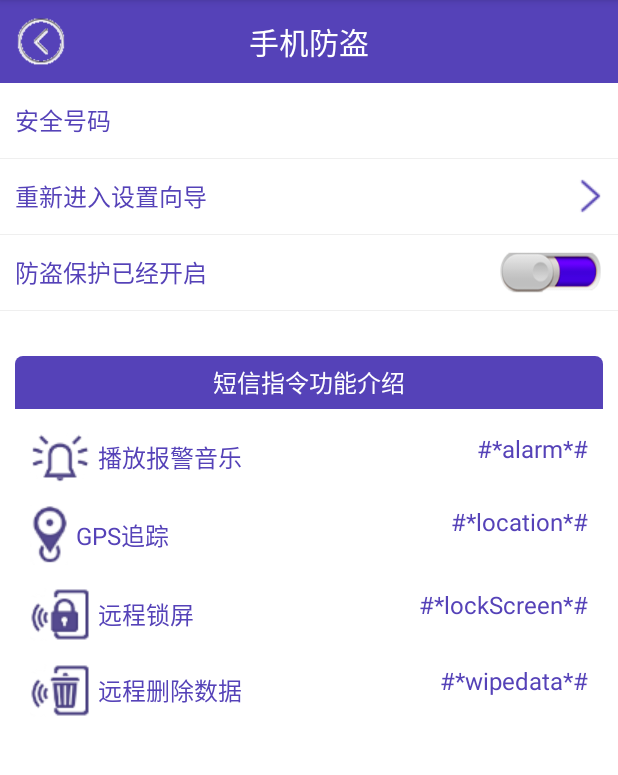
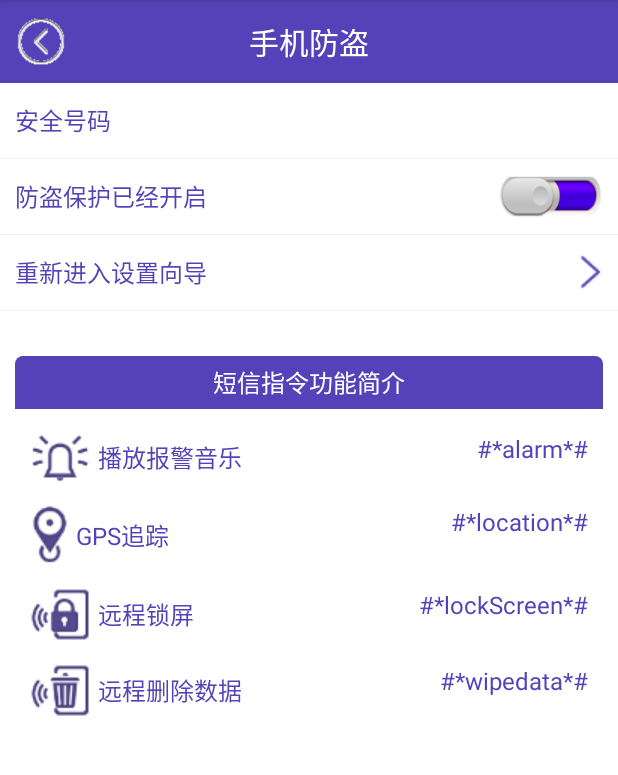
Before and after one commit to MelaJia/MobileGuard, an Android app: the LostFindActivity screen opened directly, with no data from a screen before it, on a phone screen of 412 x 824 dp, the part 84-859 px from its top. Run offline under Robolectric (Android 15) with nearby library versions, the light colour scheme and no system bars; 1 statement that could not run was skipped.

Commit message:
可能有是测试的坑

```diff
--- a/app/src/main/res/layout/activity_lost_find.xml
+++ b/app/src/main/res/layout/activity_lost_find.xml
@@ -25,31 +25,6 @@
             android:layout_marginRight="15dp"
             android:textColor="@color/purple" />
     </RelativeLayout>
-
-    <View
-        android:layout_width="match_parent"
-        android:layout_height="1.0px"
-        android:background="#10000000"/>
-    <RelativeLayout
-        android:id="@+id/rl_inter_setup_wizard"
-        android:layout_width="match_parent"
-        android:layout_height="50dp">
-        <TextView
-            style="@style/textview16sp"
-            android:layout_alignParentLeft="true"
-            android:layout_centerVertical="true"
-            android:layout_marginLeft="10dp"
-            android:text="重新进入设置向导"
-            android:textColor="@color/purple"/>
-        <ImageView
-            android:layout_width="wrap_content"
-            android:layout_height="wrap_content"
-            android:layout_alignParentRight="true"
-            android:layout_centerVertical="true"
-            android:layout_marginRight="10dp"
-            android:background="@drawable/arrow_right"/>
-    </RelativeLayout>
-
     <View
         android:layout_width="match_parent"
         android:layout_height="1.0px"
@@ -77,6 +52,58 @@
             android:textOn=""/>
     </RelativeLayout>
 
+
+    <View
+        android:layout_width="match_parent"
+        android:layout_height="1.0px"
+        android:background="#10000000"/>
+    <RelativeLayout
+        android:id="@+id/rl_inter_setup_wizard"
+        android:layout_width="match_parent"
+        android:layout_height="50dp">
+        <TextView
+            style="@style/textview16sp"
+            android:layout_alignParentLeft="true"
+            android:layout_centerVertical="true"
+            android:layout_marginLeft="10dp"
+            android:text="重新进入设置向导"
+            android:textColor="@color/purple"/>
+        <ImageView
+            android:layout_width="wrap_content"
+            android:layout_height="wrap_content"
+            android:layout_alignParentRight="true"
+            android:layout_centerVertical="true"
+            android:layout_marginRight="10dp"
+            android:background="@drawable/arrow_right"/>
+    </RelativeLayout>
+
+    <!--<View-->
+        <!--android:layout_width="match_parent"-->
+        <!--android:layout_height="1.0px"-->
+        <!--android:background="#10000000"/>-->
+    <!--<RelativeLayout-->
+        <!--android:layout_width="match_parent"-->
+        <!--android:layout_height="50dp">-->
+        <!--<TextView-->
+            <!--android:id="@+id/tv_lostfind_protectstauts"-->
+            <!--style="@style/textview16sp"-->
+            <!--android:layout_alignParentLeft="true"-->
+            <!--android:layout_centerVertical="true"-->
+            <!--android:layout_marginLeft="10dp"-->
+            <!--android:text="防盗保护是否开启"-->
+            <!--android:textColor="@color/purple"/>-->
+        <!--<ToggleButton-->
+            <!--android:id="@+id/togglebtn_lostfind"-->
+            <!--android:layout_width="70dp"-->
+            <!--android:layout_height="30dp"-->
+            <!--android:layout_alignParentRight="true"-->
+            <!--android:layout_centerVertical="true"-->
+            <!--android:layout_marginRight="10dp"-->
+            <!--android:background="@drawable/toggle_btn_bg_selector"-->
+            <!--android:textOff=""-->
+            <!--android:textOn=""/>-->
+    <!--</RelativeLayout>-->
+
     <View
         android:layout_width="match_parent"
         android:layout_height="1.0px"
@@ -93,7 +120,7 @@
             android:layout_height="35dp"
             android:background="@drawable/round_purple_tv_bg"
             android:gravity="center"
-            android:text="短信指令功能介绍"
+            android:text="短信指令功能简介"
             android:textColor="@android:color/white"
             android:textSize="16sp"/>
 
```
